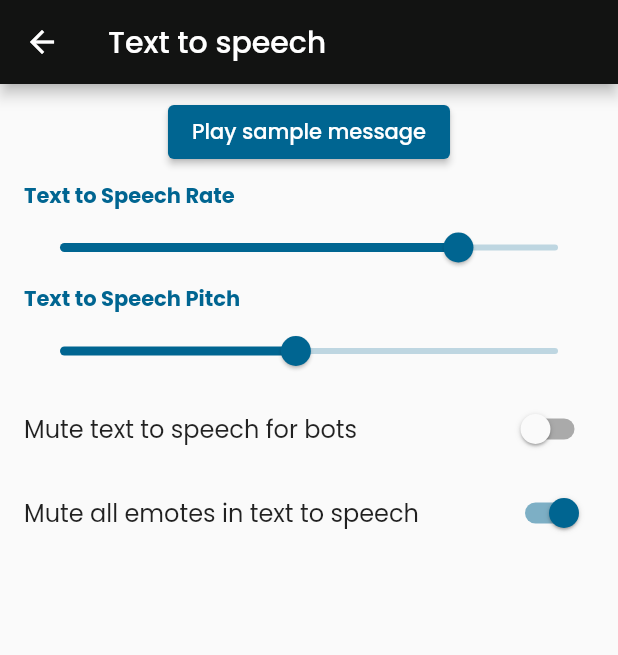
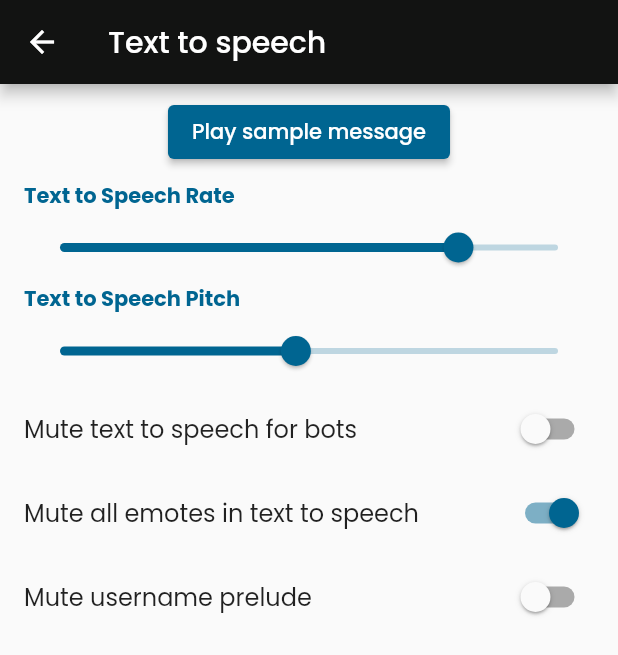
Before and after one commit to muxable/rtchat, a Flutter app: the TextToSpeechScreen screen opened by its route, after a tap on "Mute all emotes in text to speech", on a phone screen of 412 x 824 dp. Shown: the top 655 px of the screen. Run offline on Flutter 3.47's test engine with Material 2 defaults, Android fonts, the phone set to English and light mode, and no system bars; our stand-ins replace audioplayers, cloud_firestore, cloud_functions, firebase_analytics, firebase_auth, firebase_core and 11 more; missing offline and left inert: flutter_background, flutter_custom_tabs, flutter_inappwebview, flutter_web_auth, linkify, metadata_fetch and 2 more; accounts and stored records are empty.

Commit message:
feat: add mute username prelude option

```diff
--- a/lib/models/tts.dart
+++ b/lib/models/tts.dart
@@ -31,6 +31,7 @@ class TtsModel extends ChangeNotifier {
   var _isRandomVoiceEnabled = true;
   var _isBotMuted = false;
   var _isEmoteMuted = false;
+  var _isPreludeMuted = false;
   var _speed = Platform.isAndroid ? 0.8 : 0.395;
   var _pitch = 1.0;
   var _isEnabled = false;
@@ -125,7 +126,7 @@ class TtsModel extends ChangeNotifier {
         return "";
       }
       final author = model.author.displayName ?? model.author.login;
-      if (!includeAuthorPrelude) {
+      if (!includeAuthorPrelude || isPreludeMuted) {
         return text;
       }
       return model.isAction ? "$author $text" : "$author said $text";
@@ -210,6 +211,15 @@ class TtsModel extends ChangeNotifier {
 
   set isEmoteMuted(bool value) {
     _isEmoteMuted = value;
+    notifyListeners();
+  }
+
+  bool get isPreludeMuted {
+    return _isPreludeMuted;
+  }
+
+  set isPreludeMuted(bool value) {
+    _isPreludeMuted = value;
     notifyListeners();
   }
 
@@ -378,6 +388,9 @@ class TtsModel extends ChangeNotifier {
     if (json['isEmoteMuted'] != null) {
       _isEmoteMuted = json['isEmoteMuted'];
     }
+    if (json['isPreludeMuted'] != null) {
+      _isPreludeMuted = json['isPreludeMuted'];
+    }
     if (json['isRandomVoiceEnabled'] != null) {
       _isRandomVoiceEnabled = json['isRandomVoiceEnabled'];
     }
@@ -398,6 +411,7 @@ class TtsModel extends ChangeNotifier {
   Map<String, dynamic> toJson() => {
         "isBotMuted": isBotMuted,
         "isEmoteMuted": isEmoteMuted,
+        "isPreludeMuted": isPreludeMuted,
         "isRandomVoiceEnabled": isRandomVoiceEnabled,
         "language": language.languageCode,
         "pitch": pitch,
--- a/lib/screens/settings/tts.dart
+++ b/lib/screens/settings/tts.dart
@@ -257,6 +257,13 @@ class TextToSpeechScreen extends StatelessWidget {
                 model.isEmoteMuted = value;
               },
             ),
+            SwitchListTile.adaptive(
+              title: const Text('Mute username prelude'),
+              value: model.isPreludeMuted,
+              onChanged: (value) {
+                model.isPreludeMuted = value;
+              },
+            ),
           ],
         );
       }),
```
